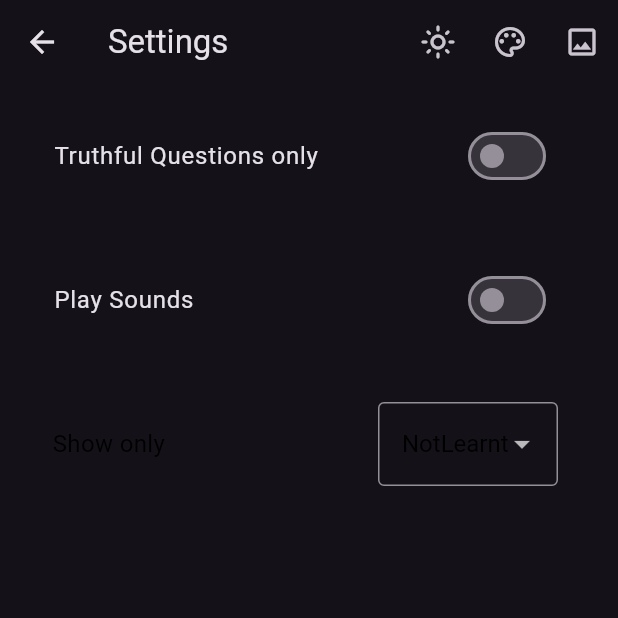
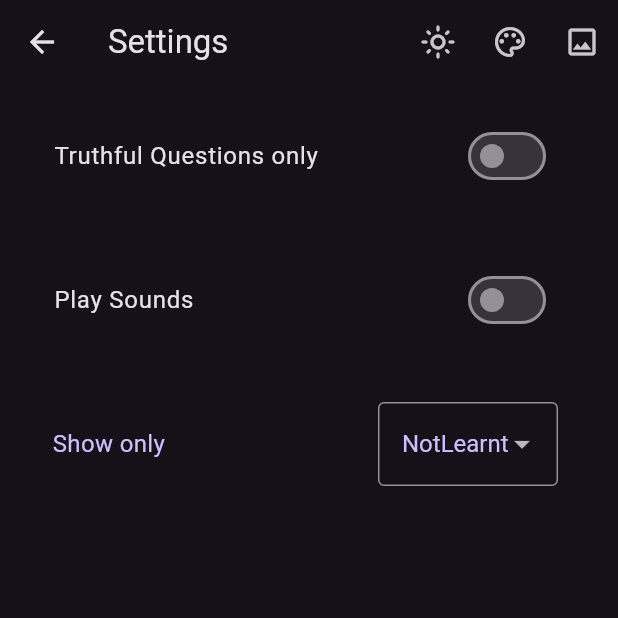
Before and after one commit to namdegnah5352/china_theory_test, a Flutter app: the Settings screen opened directly, after a tap on the "dark mode" icon, on a phone screen of 412 x 824 dp, the top half of it. Run offline on Flutter 3.47's test engine with Material 2 defaults, Android fonts, the phone set to English and light mode, and no system bars; our stand-ins replace audioplayers, photo_view, shared_preferences; accounts and stored records are empty.

Commit message:
settings colour change to match color scheme

```diff
--- a/lib/screens/settings.dart
+++ b/lib/screens/settings.dart
@@ -24,12 +24,10 @@ class _SettingsState extends State<Settings> {
 
   bool showMediumSizeLayout = false;
   bool showLargeSizeLayout = false;
-  // bool notLearntShowOnly = false;
   @override
   void initState() {
     truthSettings = GlobalNav.instance.sharedPreferences!.getBool(AppConstants.truthSettingsKey)!;
     soundSettings = GlobalNav.instance.sharedPreferences!.getBool(AppConstants.soundsKey)!;
-    // notLearntShowOnly = GlobalNav.instance.sharedPreferences!.getBool(AppConstants.notLeartSettingsKey)!;
     showValue = globalNav.sharedPreferences!.getString(AppConstants.notLeartSettingsKey)!;
     super.initState();
   }
@@ -71,7 +69,7 @@ class _SettingsState extends State<Settings> {
               mainAxisAlignment: MainAxisAlignment.start,
               children: [
                 const SizedBox(width: 15),
-                Expanded(child: Text('Show only', style: skillsBody)),
+                Expanded(child: Text('Show only', style: getPrimary(context, 16))),
                 getStatusDropdown(),
                 const SizedBox(width: 20),
               ],
@@ -112,7 +110,7 @@ class _SettingsState extends State<Settings> {
       maxHeight: 56,
       child: DropdownButtonFormField<String>(
         value: showValue,
-        style: skillsBody,
+        style: getPrimary(context, 16),
         decoration: const InputDecoration(
           floatingLabelBehavior: FloatingLabelBehavior.auto,
           border: OutlineInputBorder(),
```
